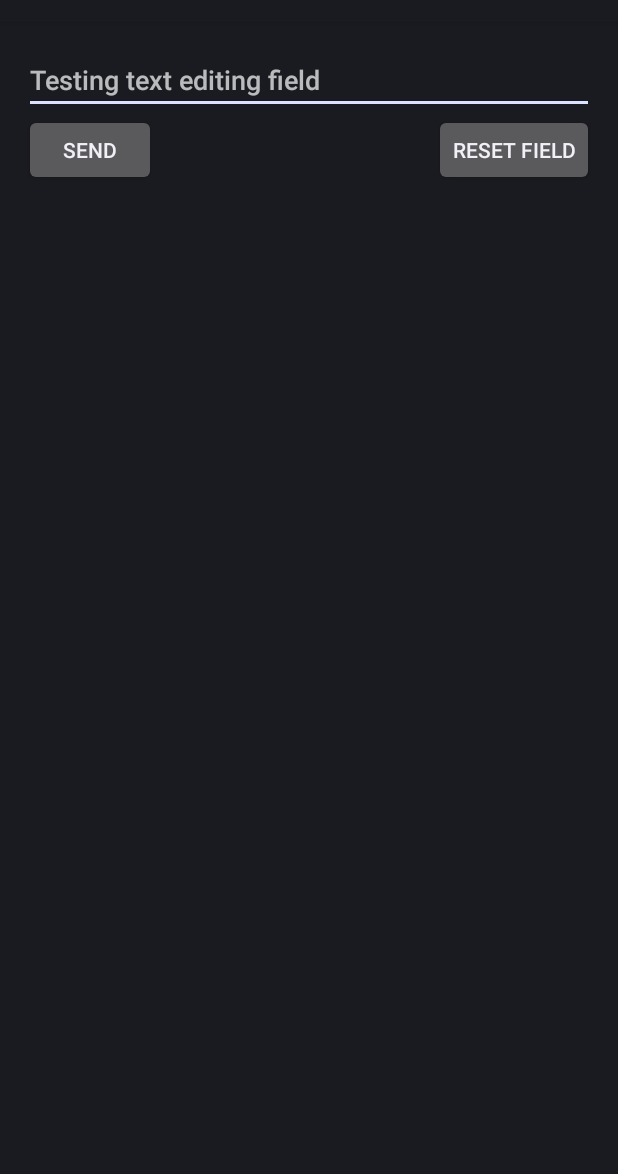
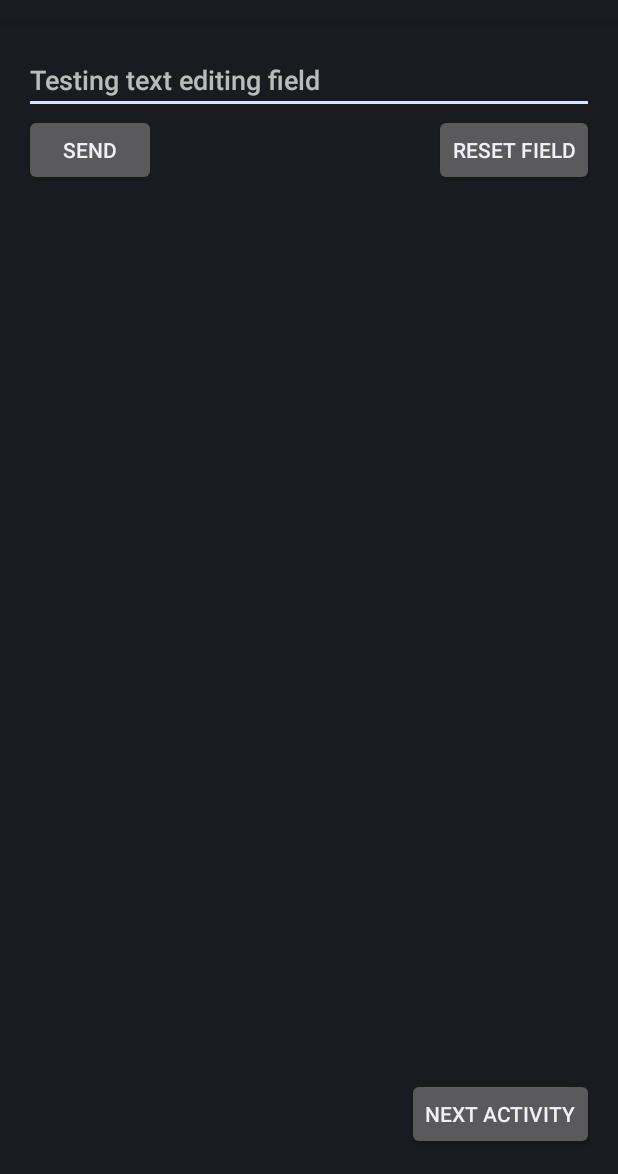
Before and after one commit to d-gubert/testapplication, an Android app: the screen it shows after launch (Home), on a phone screen of 412 x 824 dp, the part 62-1236 px from its top. Run offline under Robolectric (Android 15) with nearby library versions, the phone set to English and light mode, and no system bars.

Commit message:
New tabbed activity with some neat functionality

```diff
--- a/app/build.gradle
+++ b/app/build.gradle
@@ -21,4 +21,6 @@ android {
 
 dependencies {
     compile fileTree(dir: 'libs', include: ['*.jar'])
+    // You must install or update the Support Repository through the SDK manager to use this dependency.
+    compile 'com.android.support:support-v13:19.+'
 }
--- a/app/src/main/res/layout/fragment_home.xml
+++ b/app/src/main/res/layout/fragment_home.xml
@@ -33,4 +33,14 @@
         android:layout_alignTop="@+id/button_send"
         android:layout_alignParentRight="true"/>
 
+    <Button
+        style="?android:attr/buttonStyleSmall"
+        android:layout_width="wrap_content"
+        android:layout_height="wrap_content"
+        android:text="@string/next_activity_button"
+        android:id="@+id/next_activity_button"
+        android:layout_alignParentBottom="true"
+        android:layout_alignParentRight="true"
+        android:onClick="openSecondActivity"/>
+
 </RelativeLayout>
--- a/app/src/main/res/values/strings.xml
+++ b/app/src/main/res/values/strings.xml
@@ -7,8 +7,12 @@
     <string name="edit_message_hint">Testing text editing field</string>
     <string name="button_send">Send</string>
     <string name="title_activity_display_message">My Message</string>
-
     <string name="display_message_positive">Nice!</string>
     <string name="button_reset">Reset field</string>
+    <string name="title_activity_second">SecondActivity</string>
+    <string name="title_section1">Section 1</string>
+    <string name="title_section2">Section 2</string>
+    <string name="title_section3">Section 3</string>
+    <string name="next_activity_button">Next Activity</string>
 
 </resources>
```
Also changed, not shown: app/src/main/AndroidManifest.xml (+7 -0 lines), app/src/main/java/com/example/douglasgubert/testapplication/Home.java (+6 -2 lines), 2 other files.
